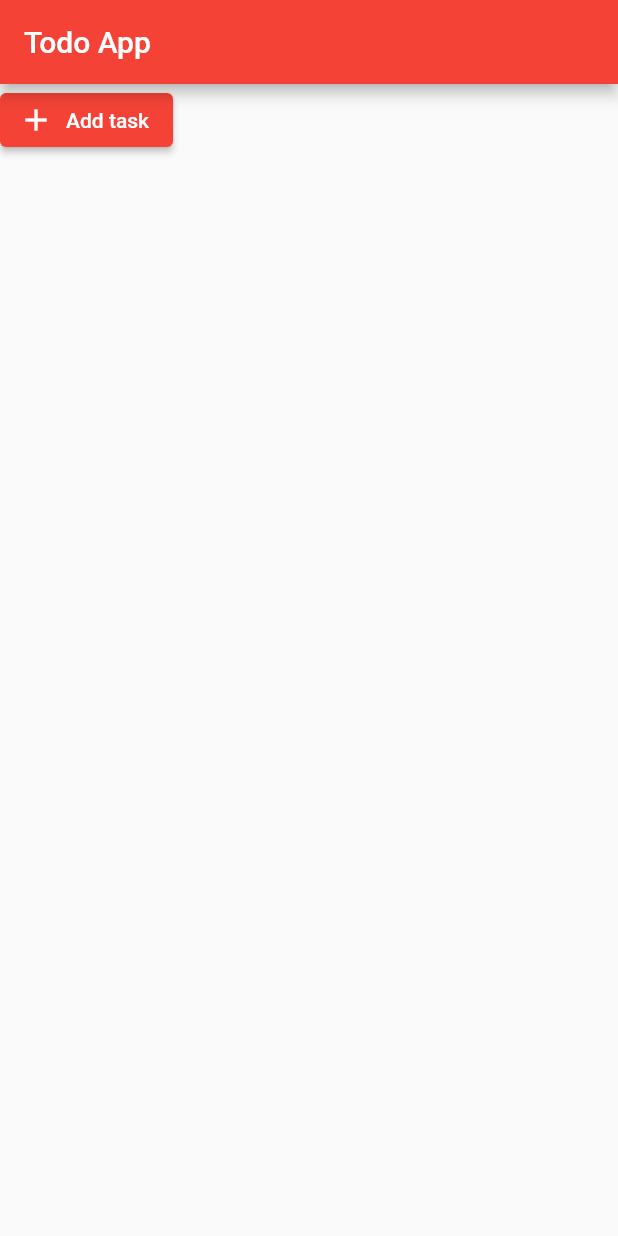
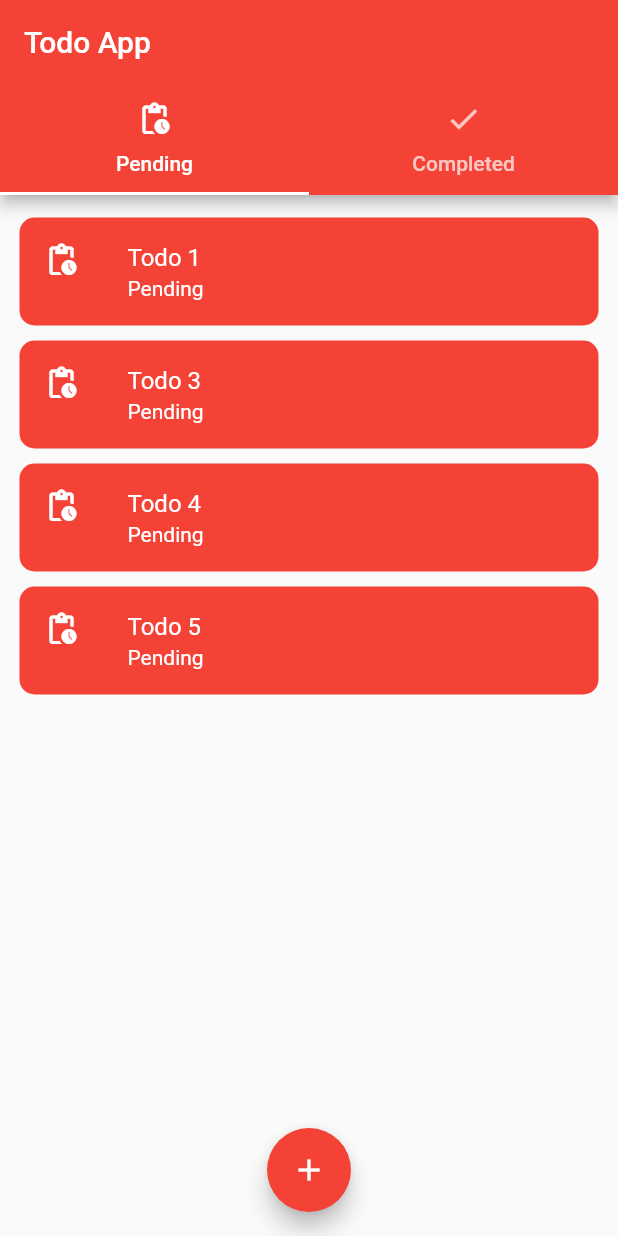
Before and after one commit to abdulhaseeb06/flutter-todo-app, a Flutter app: the screen it shows after launch, on a phone screen of 412 x 824 dp. Run offline on Flutter 3.47's test engine with Material 2 defaults, Android fonts, the phone set to English and light mode, and no system bars.

```diff
--- /dev/null
+++ b/lib/models/todo.dart
@@ -0,0 +1,11 @@
+import 'package:flutter/material.dart';
+
+enum TodoStatus { Pending, Completed }
+
+class Todo {
+  final String id;
+  final String text;
+  TodoStatus status;
+
+  Todo({@required this.id, @required this.text, @required this.status});
+}
--- /dev/null
+++ b/lib/providers/todo_list.dart
@@ -0,0 +1,56 @@
+import 'package:flutter/material.dart';
+import 'package:flutter_todo_app/models/todo.dart';
+
+class TodoListProvider with ChangeNotifier {
+  final List<Todo> _todos = [
+    Todo(
+        id: DateTime.now().toString(),
+        text: 'Todo 1',
+        status: TodoStatus.Pending),
+    Todo(
+        id: DateTime.now().toString(),
+        text: 'Todo 2',
+        status: TodoStatus.Completed),
+    Todo(
+        id: DateTime.now().toString(),
+        text: 'Todo 3',
+        status: TodoStatus.Pending),
+    Todo(
+        id: DateTime.now().toString(),
+        text: 'Todo 4',
+        status: TodoStatus.Pending),
+    Todo(
+        id: DateTime.now().toString(),
+        text: 'Todo 5',
+        status: TodoStatus.Pending),
+  ];
+
+  List<Todo> get todoList {
+    return [..._todos];
+  }
+
+  List<Todo> get getPendingTodoList {
+    return [
+      ..._todos
+          .where((element) => element.status == TodoStatus.Pending)
+          .toList()
+    ];
+  }
+
+  List<Todo> get getCompletedTodoList {
+    return [
+      ..._todos
+          .where((element) => element.status == TodoStatus.Completed)
+          .toList()
+    ];
+  }
+
+  int get totalTodos {
+    return _todos == null ? 0 : _todos.length;
+  }
+
+  void addTodo(Todo todo) {
+    _todos.add(todo);
+    notifyListeners();
+  }
+}
--- /dev/null
+++ b/lib/screens/main_screen.dart
@@ -0,0 +1,54 @@
+import 'package:flutter/material.dart';
+import 'package:flutter_todo_app/models/todo.dart';
+import 'package:flutter_todo_app/widgets/todo_list.dart';
+
+class MainScreen extends StatelessWidget {
+  @override
+  Widget build(BuildContext context) {
+    return DefaultTabController(
+      length: 2,
+      child: Scaffold(
+        appBar: AppBar(
+          title: Text('Todo App'),
+          bottom: TabBar(
+            tabs: [
+              Tab(
+                icon: Icon(Icons.pending_actions),
+                text: 'Pending',
+              ),
+              Tab(
+                icon: Icon(Icons.check),
+                text: 'Completed',
+              ),
+            ],
+          ),
+        ),
+        body: Container(
+          margin: const EdgeInsets.symmetric(
+            horizontal: 8,
+            vertical: 10,
+          ),
+          child: TabBarView(
+            children: [
+              Container(
+                child: TodoList(
+                  status: TodoStatus.Pending,
+                ),
+              ),
+              Container(
+                child: TodoList(
+                  status: TodoStatus.Completed,
+                ),
+              ),
+            ],
+          ),
+        ),
+        floatingActionButtonLocation: FloatingActionButtonLocation.centerFloat,
+        floatingActionButton: FloatingActionButton(
+          child: Icon(Icons.add),
+          onPressed: () {},
+        ),
+      ),
+    );
+  }
+}
--- /dev/null
+++ b/lib/widgets/todo_list.dart
@@ -0,0 +1,58 @@
+import 'package:flutter/material.dart';
+import 'package:flutter_todo_app/models/todo.dart';
+import 'package:flutter_todo_app/providers/todo_list.dart';
+import 'package:provider/provider.dart';
+
+class TodoList extends StatelessWidget {
+  final TodoStatus status;
+  TodoList({this.status});
+  @override
+  Widget build(BuildContext context) {
+    final todoProvider = Provider.of<TodoListProvider>(context);
+    final _todoList = this.status == TodoStatus.Completed
+        ? todoProvider.getCompletedTodoList
+        : todoProvider.getPendingTodoList;
+    final totlaItems = _todoList.length;
+    return _todoList.length <= 0
+        ? Container(
+            margin: const EdgeInsets.only(top: 10),
+            alignment: Alignment.topCenter,
+            child: Text(
+              'No todos found!',
+              style: Theme.of(context).textTheme.headline4,
+            ),
+          )
+        : ListView.builder(
+            itemBuilder: (ctx, index) {
+              return Container(
+                decoration: BoxDecoration(
+                  color: Colors.red,
+                  borderRadius: BorderRadius.circular(10),
+                ),
+                margin: EdgeInsets.all(5),
+                child: ListTile(
+                  leading: Icon(
+                    Icons.pending_actions,
+                    color: Colors.white,
+                  ),
+                  title: Text(
+                    _todoList[index].text,
+                    style: TextStyle(color: Colors.white),
+                  ),
+                  subtitle: _todoList[index].status == TodoStatus.Pending
+                      ? Text(
+                          'Pending',
+                          style: TextStyle(color: Colors.white),
+                        )
+                      : Text(
+                          'Completed',
+                          style: TextStyle(color: Colors.white),
+                        ),
+                  key: ValueKey(_todoList[index].id),
+                ),
+              );
+            },
+            itemCount: totlaItems,
+          );
+  }
+}
--- a/pubspec.yaml
+++ b/pubspec.yaml
@@ -28,6 +28,7 @@ dependencies:
   # The following adds the Cupertino Icons font to your application.
   # Use with the CupertinoIcons class for iOS style icons.
   cupertino_icons: ^1.0.2
+  provider: ^5.0.0
 
 dev_dependencies:
   flutter_test:
```
Also changed, not shown: lib/main.dart (+12 -2 lines), pubspec.lock, 6 other files.
